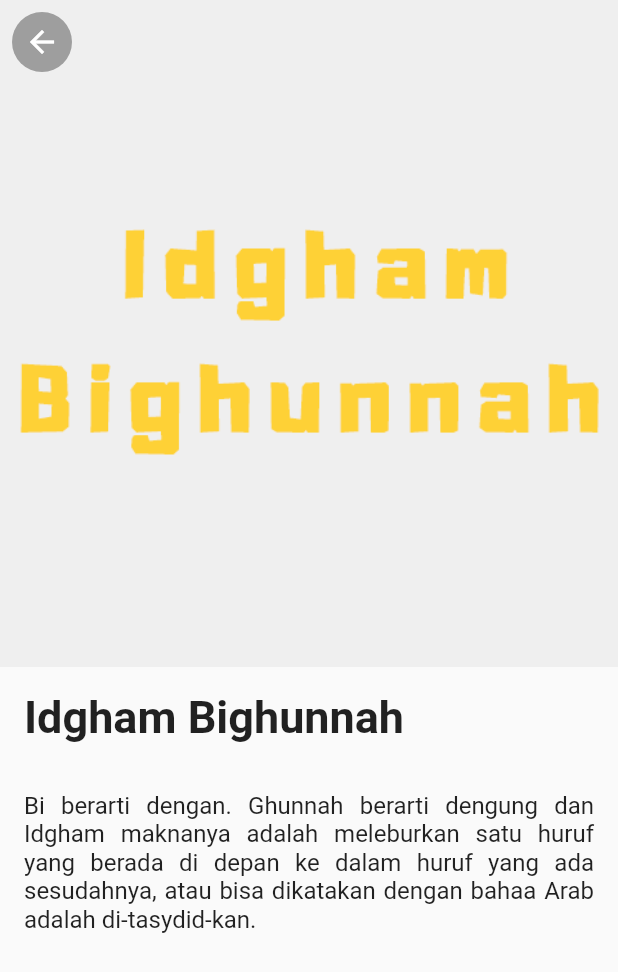
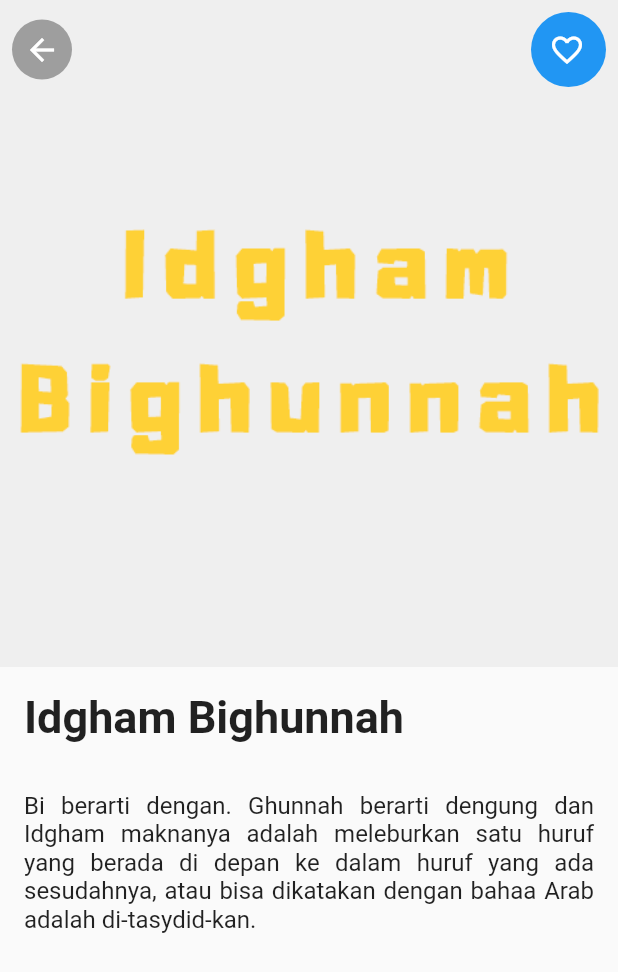
Before and after one commit to rafiannas/Sub-Tajwid, a Flutter app: the DetailMobilePage screen opened directly with sample values from the repository, on a phone screen of 412 x 824 dp. Shown: the top 972 px of the screen. Run offline on Flutter 3.47's test engine with Material 2 defaults, Android fonts, the light colour scheme and no system bars.

Commit message:
second commit

```diff
--- a/lib/detail_screen.dart
+++ b/lib/detail_screen.dart
@@ -46,6 +46,7 @@ class DetailMobilePage extends StatelessWidget {
                                 color: Colors.white,
                               )),
                         ),
+                        LikeButton(like: tajwid.like)
                       ],
                     ),
                   )),
@@ -73,3 +74,50 @@ class DetailMobilePage extends StatelessWidget {
     );
   }
 }
+
+class LikeButton extends StatefulWidget {
+  final int like;
+
+  LikeButton({required this.like});
+
+  @override
+  _LikeButtonState createState() => _LikeButtonState();
+}
+
+class _LikeButtonState extends State<LikeButton> {
+  bool isFavorite = false;
+
+  @override
+  void initState() {
+    super.initState();
+  }
+
+  void _changeLike() {
+    setState(() {
+      if (isFavorite) {
+        isFavorite = !isFavorite;
+      } else {
+        isFavorite = !isFavorite;
+      }
+    });
+  }
+
+  @override
+  Widget build(BuildContext context) {
+    return Container(
+        height: 50,
+        width: 50,
+        decoration: BoxDecoration(
+            borderRadius: BorderRadius.circular(30), color: Colors.blue),
+        child: Row(
+          children: [
+            IconButton(
+                onPressed: _changeLike,
+                icon: Icon(
+                  isFavorite ? Icons.favorite : Icons.favorite_border,
+                  color: Colors.white,
+                )),
+          ],
+        ));
+  }
+}
```
Also changed, not shown: lib/model/Tajwid.dart (+12 -10 lines).
